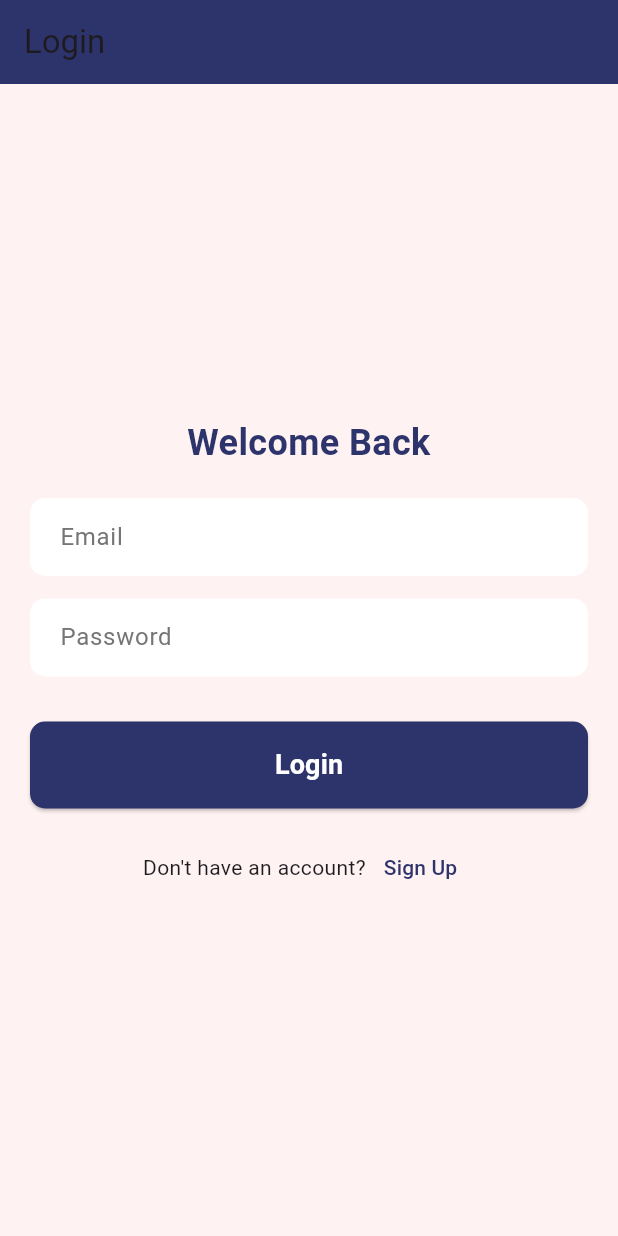
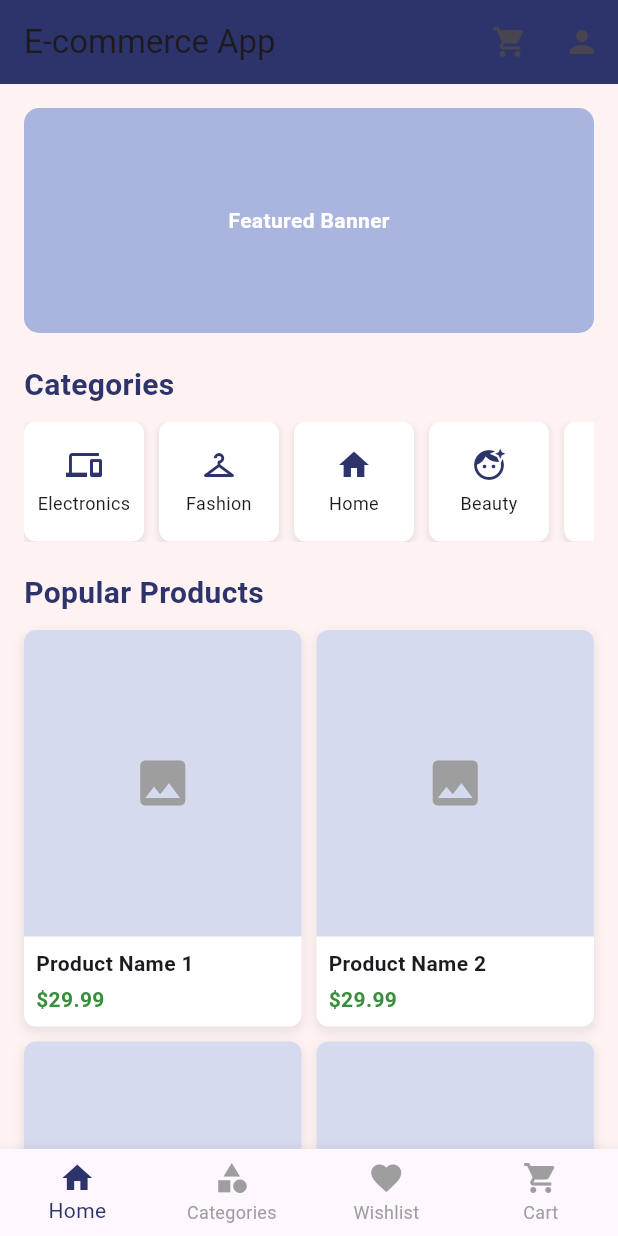
Before and after one commit to Malinda-kawshalya/ShopNGo-Mobile-app, a Flutter app: the screen it shows after launch, on a phone screen of 412 x 824 dp. Run offline on Flutter 3.47's test engine with Material 3 defaults, Android fonts, the phone set to English and light mode, and no system bars; our stand-ins replace firebase_auth, firebase_core, google_sign_in, shared_preferences; accounts and stored records are empty.

Commit message:
home screeen

```diff
--- a/shopngo/lib/main.dart
+++ b/shopngo/lib/main.dart
@@ -1,5 +1,6 @@
 // lib/main.dart
 
+import 'package:shopngo/screens/home_screen.dart';
 import 'package:shopngo/screens/login_screen.dart';
 import 'package:firebase_core/firebase_core.dart';
 import 'package:flutter/material.dart';
@@ -21,10 +22,10 @@
     return MaterialApp(
       title: 'E-commerce App',
       theme: ThemeData(
-        primarySwatch: Colors.blue, // You can customize the primary color further
+        primarySwatch: Colors.blue,
         visualDensity: VisualDensity.adaptivePlatformDensity,
       ),
-      home: const LoginScreen(), // Set the initial screen to LoginScreen
+      home: const HomeScreen(),
     );
   }
 }
--- /dev/null
+++ b/shopngo/lib/screens/home_screen.dart
@@ -0,0 +1,228 @@
+// lib/screens/home_screen.dart
+
+import 'package:shopngo/utils/constants.dart';
+import 'package:flutter/material.dart';
+
+class HomeScreen extends StatelessWidget {
+  const HomeScreen({super.key});
+
+  // Helper method to build category items
+  Widget _buildCategoryItem(IconData icon, String title) {
+    return Container(
+      width: 80,
+      margin: const EdgeInsets.only(right: 10),
+      decoration: BoxDecoration(
+        color: Colors.white,
+        borderRadius: BorderRadius.circular(8),
+        boxShadow: [
+          BoxShadow(
+            color: Colors.grey.withOpacity(0.2),
+            spreadRadius: 1,
+            blurRadius: 3,
+            offset: const Offset(0, 2),
+          ),
+        ],
+      ),
+      child: Column(
+        mainAxisAlignment: MainAxisAlignment.center,
+        children: [
+          Icon(icon, color: kPrimaryColor),
+          const SizedBox(height: 5),
+          Text(
+            title,
+            style: const TextStyle(fontSize: 12),
+            textAlign: TextAlign.center,
+            overflow: TextOverflow.ellipsis,
+          ),
+        ],
+      ),
+    );
+  }
+
+  @override
+  Widget build(BuildContext context) {
+    return Scaffold(
+      backgroundColor: kBackgroundColor,
+      appBar: AppBar(
+        backgroundColor: kPrimaryColor,
+        title: const Text('E-commerce App'),
+        actions: [
+          IconButton(
+            icon: const Icon(Icons.shopping_cart),
+            onPressed: () {
+              // Navigate to the cart screen
+              print('Cart button pressed');
+            },
+          ),
+          IconButton(
+            icon: const Icon(Icons.person),
+            onPressed: () {
+              // Navigate to the profile screen
+              print('Profile button pressed');
+            },
+          ),
+        ],
+      ),
+      body: SingleChildScrollView(
+        padding: const EdgeInsets.all(16.0),
+        child: Column(
+          crossAxisAlignment: CrossAxisAlignment.start,
+          children: <Widget>[
+            // Banner/Featured Section
+            Container(
+              height: 150,
+              width: double.infinity,
+              decoration: BoxDecoration(
+                color: kSecondaryColor,
+                borderRadius: BorderRadius.circular(10),
+              ),
+              child: const Center(
+                child: Text(
+                  'Featured Banner',
+                  style: TextStyle(
+                      color: Colors.white, fontWeight: FontWeight.bold),
+                ),
+              ),
+            ),
+            const SizedBox(height: 20),
+
+            // Category Section
+            const Text(
+              'Categories',
+              style: TextStyle(
+                  fontSize: 20,
+                  fontWeight: FontWeight.bold,
+                  color: kPrimaryColor),
+            ),
+            const SizedBox(height: 10),
+            SizedBox(
+              height: 80,
+              child: ListView(
+                scrollDirection: Axis.horizontal,
+                children: [
+                  _buildCategoryItem(Icons.devices, 'Electronics'),
+                  _buildCategoryItem(Icons.checkroom, 'Fashion'),
+                  _buildCategoryItem(Icons.home, 'Home'),
+                  _buildCategoryItem(Icons.face_retouching_natural, 'Beauty'),
+                  _buildCategoryItem(Icons.sports_basketball, 'Sports'),
+                  _buildCategoryItem(Icons.toys, 'Toys'),
+                ],
+              ),
+            ),
+            const SizedBox(height: 20),
+
+            // Product Section
+            const Text(
+              'Popular Products',
+              style: TextStyle(
+                  fontSize: 20,
+                  fontWeight: FontWeight.bold,
+                  color: kPrimaryColor),
+            ),
+            const SizedBox(height: 10),
+            GridView.builder(
+              shrinkWrap: true,
+              physics:
+                  const NeverScrollableScrollPhysics(), // To disable GridView scrolling within SingleChildScrollView
+              gridDelegate: const SliverGridDelegateWithFixedCrossAxisCount(
+                crossAxisCount: 2, // Two items per row
+                crossAxisSpacing: 10,
+                mainAxisSpacing: 10,
+                childAspectRatio: 0.7, // Adjust aspect ratio as needed
+              ),
+              itemCount: 6, // Example number of products
+              itemBuilder: (context, index) {
+                return Container(
+                  decoration: BoxDecoration(
+                    color: Colors.white,
+                    borderRadius: BorderRadius.circular(8),
+                    boxShadow: [
+                      BoxShadow(
+                        color: Colors.grey.withOpacity(0.2),
+                        spreadRadius: 1,
+                        blurRadius: 5,
+                        offset: const Offset(0, 3),
+                      ),
+                    ],
+                  ),
+                  child: Column(
+                    crossAxisAlignment: CrossAxisAlignment.start,
+                    children: [
+                      // Product Image
+                      Expanded(
+                        child: Container(
+                          width: double.infinity,
+                          decoration: BoxDecoration(
+                            color: kAccentColor.withOpacity(0.3),
+                            borderRadius: const BorderRadius.only(
+                              topLeft: Radius.circular(8),
+                              topRight: Radius.circular(8),
+                            ),
+                          ),
+                          child: const Center(
+                            child:
+                                Icon(Icons.image, size: 40, color: Colors.grey),
+                          ),
+                        ),
+                      ),
+                      Padding(
+                        padding: const EdgeInsets.all(8.0),
+                        child: Column(
+                          crossAxisAlignment: CrossAxisAlignment.start,
+                          children: [
+                            Text(
+                              'Product Name ${index + 1}',
+                              style:
+                                  const TextStyle(fontWeight: FontWeight.bold),
+                              overflow: TextOverflow.ellipsis,
+                              maxLines: 1,
+                            ),
+                            const SizedBox(height: 4),
+                            Text(
+                              '\$29.99', // Example price
+                              style: TextStyle(
+                                  color: Colors.green[700],
+                                  fontWeight: FontWeight.bold),
+                            ),
+                          ],
+                        ),
+                      ),
+                    ],
+                  ),
+                );
+              },
+            ),
+          ],
+        ),
+      ),
+      bottomNavigationBar: BottomNavigationBar(
+        currentIndex: 0, // Set initial selected item
+        selectedItemColor: kPrimaryColor,
+        unselectedItemColor: Colors.grey,
+        type: BottomNavigationBarType.fixed,
+        items: const [
+          BottomNavigationBarItem(
+            icon: Icon(Icons.home),
+            label: 'Home',
+          ),
+          BottomNavigationBarItem(
+            icon: Icon(Icons.category),
+            label: 'Categories',
+          ),
+          BottomNavigationBarItem(
+            icon: Icon(Icons.favorite),
+            label: 'Wishlist',
+          ),
+          BottomNavigationBarItem(
+            icon: Icon(Icons.shopping_cart),
+            label: 'Cart',
+          ),
+        ],
+        onTap: (index) {
+          // Handle navigation to different screens based on index
+          print('Tapped on item $index');
+        },
+      ),
+    );
+  }
+}
```
Also changed, not shown: shopngo/lib/screens/cart_screen.dart (added), shopngo/lib/screens/profile_screen.dart (added).
